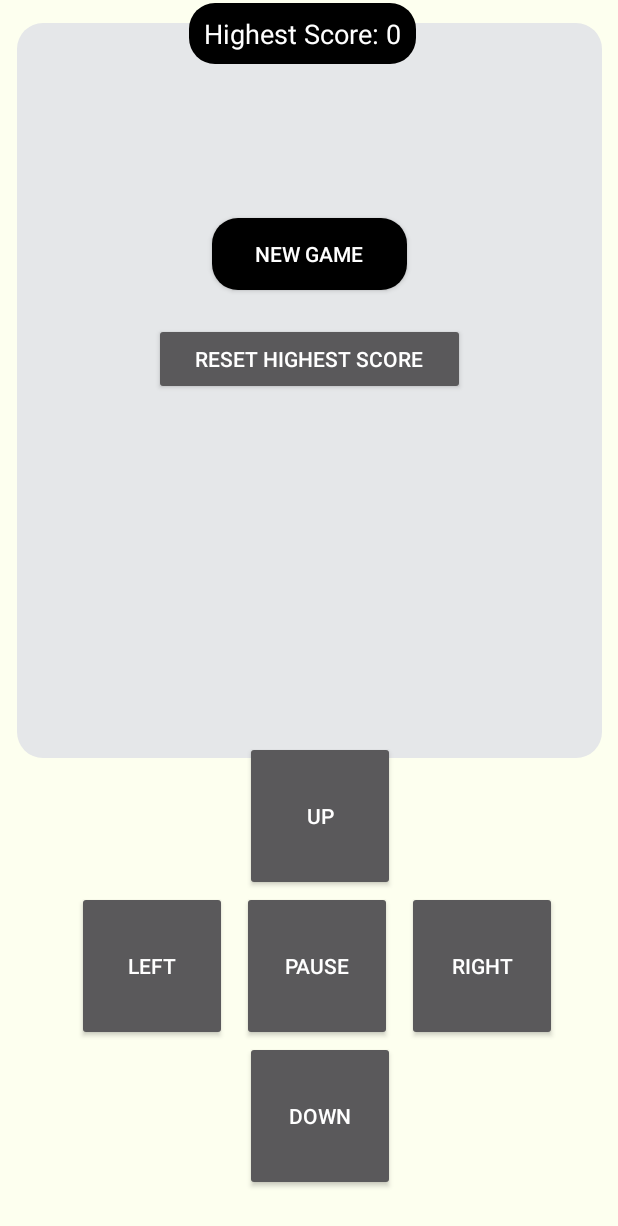
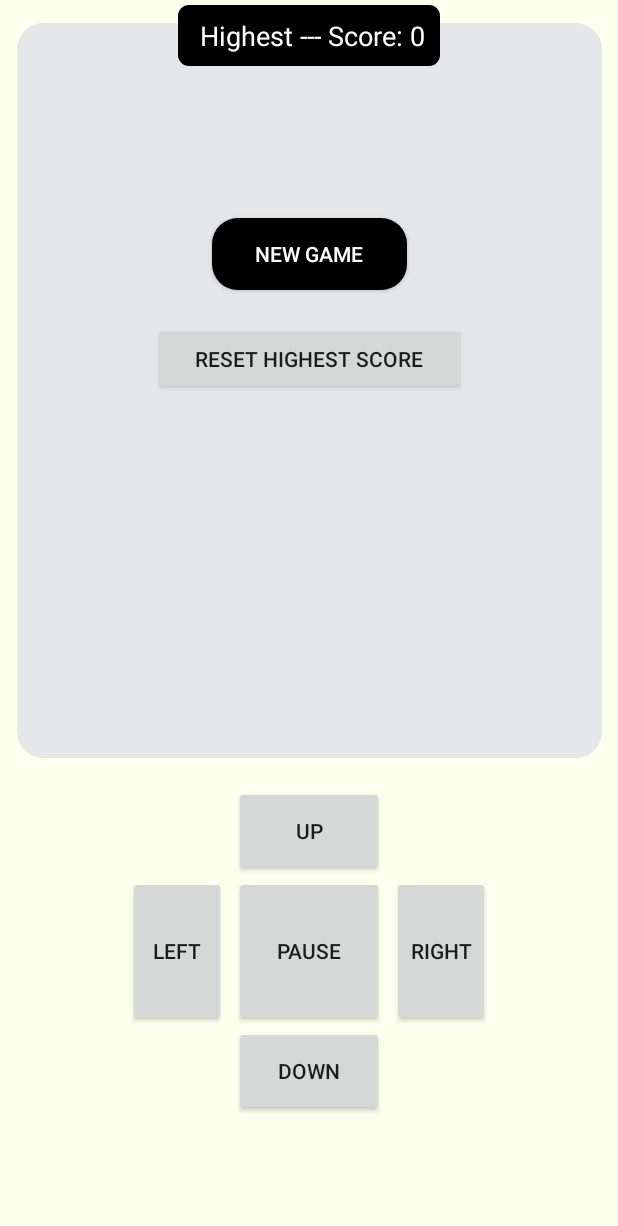
Before and after one commit to DINITH-MV/LostHeart, an Android app: the screen it shows after launch (MainActivity), on a phone screen of 412 x 824 dp. Shown: the top 1226 px of the screen. Run offline under Robolectric (Android 15) with nearby library versions, the light colour scheme and no system bars.

Commit message:
Changed bottom nav

```diff
--- a/app/src/main/java/com/example/smakegame/MainActivity.kt
+++ b/app/src/main/java/com/example/smakegame/MainActivity.kt
@@ -9,6 +9,7 @@ import android.os.Bundle
 import android.os.Handler
 import android.view.View
 import android.view.ViewGroup
+import android.view.WindowManager
 import android.widget.Button
 import android.widget.ImageView
 import android.widget.RelativeLayout
@@ -30,6 +31,7 @@ class MainActivity : Activity() {
 
     override fun onCreate(savedInstanceState: Bundle?) {
         super.onCreate(savedInstanceState)
+
         setContentView(R.layout.activity_main)
 
         sharedPreferences = getSharedPreferences("GamePrefs", Context.MODE_PRIVATE)
@@ -51,7 +53,7 @@ class MainActivity : Activity() {
         val score2 = findViewById<Button>(R.id.score2)
         val endGameButton = findViewById<Button>(R.id.end_game)
         highestScoreTextView = findViewById(R.id.highest_score)
-        highestScoreTextView.text = "Highest Score: $highestScore"
+        highestScoreTextView.text = " Highest --- Score: $highestScore"
 
         val meat = ImageView(this)
         val snake = ImageView(this)
@@ -68,7 +70,7 @@ class MainActivity : Activity() {
         resetButton.setOnClickListener {
             // Reset the highest score to 0
             highestScore = 0
-            highestScoreTextView.text = "Highest Score: $highestScore"
+            highestScoreTextView.text = " Highest --- Score: $highestScore"
             saveHighestScore()
         }
 
@@ -78,7 +80,7 @@ class MainActivity : Activity() {
             resume.visibility = View.INVISIBLE
             score2.visibility = View.VISIBLE
             resetButton.visibility = View.INVISIBLE
-            endGameButton.visibility = View.INVISIBLE
+            endGameButton.visibility = View.VISIBLE
 
             val snakeWidth = 100 // Snake width in pixels
             val snakeHeight = 100 // Snake height in pixels
--- /dev/null
+++ b/app/src/main/res/drawable/roundstyle2.xml
@@ -0,0 +1,8 @@
+<?xml version="1.0" encoding="utf-8"?>
+<shape xmlns:android="http://schemas.android.com/apk/res/android">
+    <solid android:color="@color/grey"/>
+    <corners android:topLeftRadius="0dp"/>
+    <corners android:topRightRadius="0dp"/>
+    <corners android:radius="7dp"/>
+
+</shape>
--- a/app/src/main/res/layout/activity_main.xml
+++ b/app/src/main/res/layout/activity_main.xml
@@ -8,9 +8,10 @@
 
     <Button
         android:id="@+id/score2"
-        android:layout_width="150dp"
-        android:layout_height="wrap_content"
-        android:background="@color/green"
+        android:layout_width="260dp"
+        android:layout_height="100px"
+        android:layout_marginBottom="20dp"
+        android:background="@drawable/roundstyle2"
         android:text="score"
         android:textColor="@color/black"
         android:textSize="15dp"
@@ -46,6 +47,7 @@
             android:layout_marginStart="130dp"
             android:layout_marginTop="130dp"
             android:layout_marginEnd="130dp"
+            android:textColor="@color/white"
             android:background="@drawable/roundstyle"
             android:backgroundTint="@color/black"
             android:text="New Game"></Button>
@@ -55,13 +57,16 @@
             android:layout_width="150dp"
             android:layout_height="wrap_content"
             android:layout_below="@id/new_game"
+            android:layout_alignParentStart="true"
             android:layout_alignParentEnd="true"
+            android:layout_marginStart="110dp"
             android:layout_marginTop="10dp"
             android:layout_marginEnd="130dp"
             android:background="@drawable/roundstyle"
             android:backgroundTint="@color/black"
             android:text="Resume Game"
             android:textAlignment="center"
+            android:textColor="@color/white"
             android:visibility="invisible">
 
         </Button>
@@ -102,8 +107,6 @@
             android:background="@drawable/roundstyle"
             android:gravity="center"
             tools:ignore="MissingConstraints">
-
-
         </RelativeLayout>
 
     </RelativeLayout>
@@ -112,14 +115,13 @@
         android:id="@+id/highest_score"
         android:layout_width="wrap_content"
         android:layout_height="wrap_content"
-        android:layout_marginEnd="9dp"
-        android:text="Highest Score: 0"
+        android:text=" Highest --- Score: 0"
         android:textColor="@android:color/white"
-        android:background="@drawable/roundstyle"
+        android:background="@drawable/roundstyle2"
         android:backgroundTint="@color/black"
         android:paddingHorizontal="10dp"
         android:paddingVertical="12px"
-        android:layout_marginTop="3px"
+        android:layout_marginTop="5px"
         android:textSize="18sp"
         app:layout_constraintEnd_toEndOf="parent"
         app:layout_constraintStart_toStartOf="parent"
@@ -129,19 +131,18 @@
 
     <Button
         android:id="@+id/end_game"
-        android:layout_width="wrap_content"
+        android:layout_width="260dp"
         android:layout_height="wrap_content"
-        android:layout_marginTop="70px"
+        android:layout_marginTop="870dp"
         android:text="End Game"
-        android:visibility="invisible"
         app:layout_constraintEnd_toEndOf="parent"
         app:layout_constraintStart_toStartOf="parent"
         app:layout_constraintTop_toTopOf="parent" />
 
     <LinearLayout
-        android:id="@+id/lilu"
+        android:id="@+id/bottomNav"
         android:layout_width="330dp"
-        android:layout_height="330dp"
+        android:layout_height="300dp"
         android:layout_alignParentBottom="true"
         android:orientation="vertical"
         app:layout_constraintBottom_toBottomOf="parent"
@@ -152,14 +153,13 @@
 
         <LinearLayout
             android:layout_width="match_parent"
-            android:layout_height="100dp"
-            android:layout_marginLeft="22px"
+            android:layout_height="60dp"
             android:gravity="center">
 
             <Button
                 android:id="@+id/up"
                 android:layout_width="100dp"
-                android:layout_height="100dp"
+                android:layout_height="60dp"
                 android:layout_margin="10dp"
                 android:text="UP"></Button>
 
@@ -169,14 +169,15 @@
         <LinearLayout
 
             android:layout_width="match_parent"
+            android:gravity="center"
             android:layout_height="100dp">
 
             <Button
                 android:id="@+id/left"
-                android:layout_width="100dp"
+                android:layout_width="65dp"
                 android:layout_height="100dp"
                 android:layout_gravity="center"
-                android:layout_margin="10dp"
+                android:layout_margin="5dp"
                 android:gravity="center"
                 android:text="LEFT"></Button>
 
@@ -190,10 +191,10 @@
 
             <Button
                 android:id="@+id/right"
-                android:layout_width="100dp"
+                android:layout_width="65dp"
                 android:layout_height="100dp"
                 android:layout_gravity="center"
-                android:layout_margin="10dp"
+                android:layout_margin="5dp"
                 android:gravity="center"
                 android:text="RIGHT"></Button>
 
@@ -202,14 +203,13 @@
 
         <LinearLayout
             android:layout_width="match_parent"
-            android:layout_height="100dp"
-            android:layout_marginLeft="22px"
+            android:layout_height="60dp"
             android:gravity="center">
 
             <Button
                 android:id="@+id/down"
                 android:layout_width="100dp"
-                android:layout_height="100dp"
+                android:layout_height="60dp"
                 android:layout_gravity="center"
                 android:layout_margin="10dp"
                 android:gravity="center"
--- a/app/src/main/res/values/themes.xml
+++ b/app/src/main/res/values/themes.xml
@@ -1,8 +1,6 @@
 <resources xmlns:tools="http://schemas.android.com/tools">
     <!-- Base application theme. -->
-    <style name="Base.Theme.SmakeGame" parent="Theme.AppCompat.NoActionBar">
-        <!-- Customize your light theme here. -->
-        <!-- <item name="colorPrimary">@color/my_light_primary</item> -->
+    <style name="Base.Theme.SmakeGame" parent="Theme.AppCompat.Light.NoActionBar">
     </style>
 
     <style name="Theme.SmakeGame" parent="Base.Theme.SmakeGame" />
```
